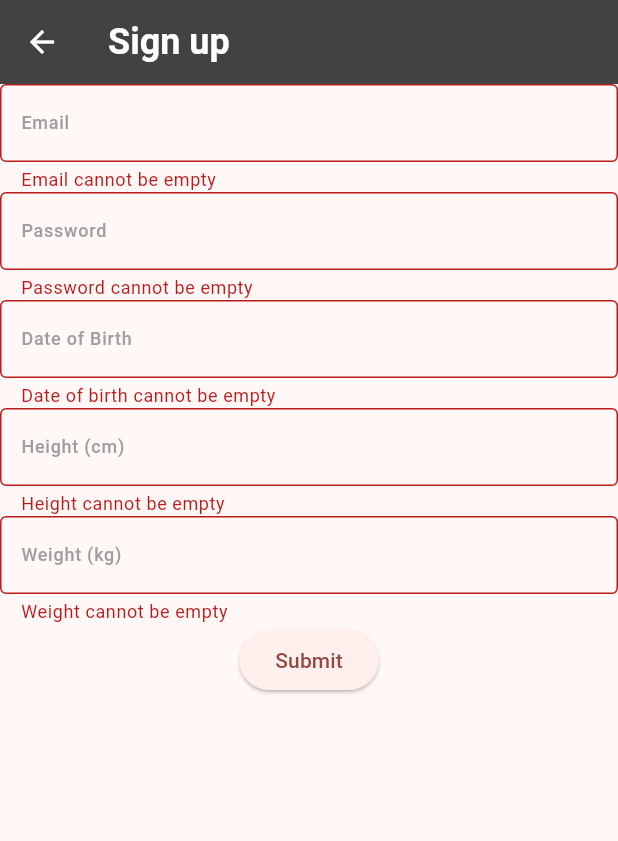
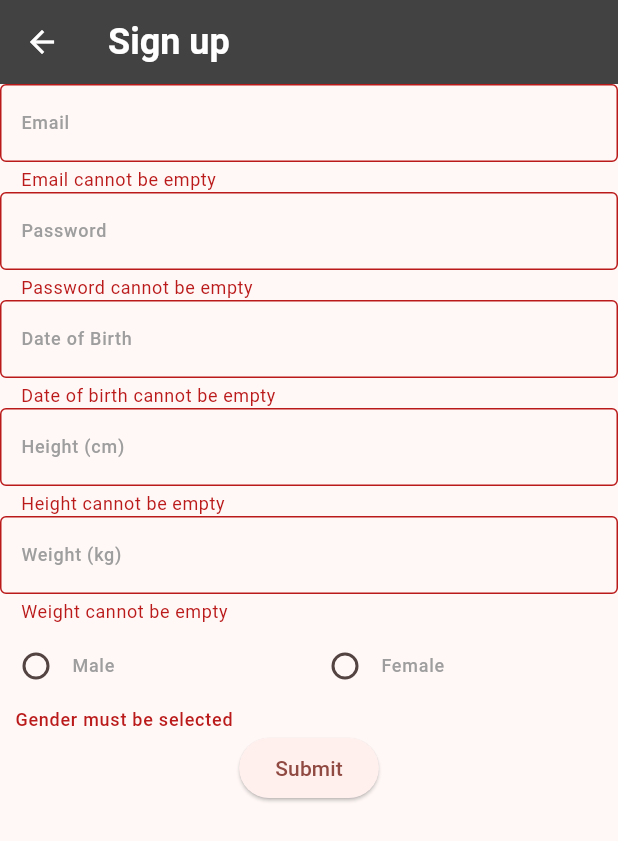
Before and after one commit to kevinlin/flutter_learning_path, a Flutter app: the SignUpPage screen opened by its route, after a tap on "Submit", on a phone screen of 412 x 824 dp. Shown: the top 841 px of the screen. Run offline on Flutter 3.47's test engine with Material 3 defaults, Android fonts, the phone set to English and light mode, and no system bars; our stand-ins replace equatable, go_router, logger.

Commit message:
part1/11-form-gender-picker.md

```diff
--- /dev/null
+++ b/lib/features/sign_up/gender_picker.dart
@@ -0,0 +1,75 @@
+import 'package:flutter/material.dart';
+import 'package:flutter_learning_path/styling/text_styling_extension.dart';
+
+enum GenderType { MALE, FEMALE }
+
+class GenderPicker extends StatelessWidget {
+  const GenderPicker({
+    Key? key,
+    required this.selectedGender,
+    required this.onChanged,
+    required this.validator,
+  }) : super(key: key);
+
+  final GenderType? selectedGender;
+  final void Function(GenderType?)? onChanged;
+  final String? Function(GenderType?) validator;
+
+  @override
+  Widget build(BuildContext context) {
+    return FormField(
+        validator: validator,
+        builder: (formFieldState) {
+          return Column(
+            crossAxisAlignment: CrossAxisAlignment.start,
+            children: [
+              Row(
+                mainAxisAlignment: MainAxisAlignment.center,
+                children: [
+                  Expanded(
+                    child: ListTile(
+                      contentPadding: EdgeInsets.zero,
+                      horizontalTitleGap: 0,
+                      title: Text(
+                        "Male",
+                        style: Theme.of(context).textTheme.labelMedium,
+                      ),
+                      leading: Radio(
+                        value: GenderType.MALE,
+                        groupValue: selectedGender,
+                        onChanged: onChanged,
+                      ),
+                    ),
+                  ),
+                  Expanded(
+                    child: ListTile(
+                      contentPadding: EdgeInsets.zero,
+                      horizontalTitleGap: 0,
+                      title: Text(
+                        "Female",
+                        style: Theme.of(context).textTheme.labelMedium,
+                      ),
+                      leading: Radio(
+                        value: GenderType.FEMALE,
+                        groupValue: selectedGender,
+                        onChanged: onChanged,
+                      ),
+                    ),
+                  )
+                ],
+              ),
+              if (formFieldState.hasError)
+                Padding(
+                  padding: const EdgeInsets.only(left: 10),
+                  child: Text(
+                    formFieldState.errorText!,
+                    textAlign: TextAlign.start,
+                    style:
+                        Theme.of(context).textTheme.labelMedium?.withColorError,
+                  ),
+                ),
+            ],
+          );
+        });
+  }
+}
--- a/lib/features/sign_up/sign_up_form.dart
+++ b/lib/features/sign_up/sign_up_form.dart
@@ -3,6 +3,7 @@ import 'package:flutter/services.dart';
 import 'package:flutter_learning_path/common/logger.dart';
 import 'package:flutter_learning_path/common/snack_bar.dart';
 import 'package:flutter_learning_path/features/sign_up/date_picker.dart';
+import 'package:flutter_learning_path/features/sign_up/gender_picker.dart';
 import 'package:flutter_learning_path/styling/text_field_styling.dart';
 
 class SignUpForm extends StatefulWidget {
@@ -19,6 +20,7 @@ class _SignUpFormState extends State<SignUpForm> {
   final heightTextController = TextEditingController();
   final weightTextController = TextEditingController();
   final dateOfBirthTextController = TextEditingController();
+  GenderType? selectedGender;
 
   @override
   void dispose() {
@@ -96,6 +98,20 @@ class _SignUpFormState extends State<SignUpForm> {
               return null;
             },
           ),
+          GenderPicker(
+            selectedGender: selectedGender,
+            onChanged: (value) {
+              setState(() {
+                selectedGender = value;
+              });
+            },
+            validator: (_) {
+              if (selectedGender == null) {
+                return 'Gender must be selected';
+              }
+              return null;
+            },
+          ),
           ElevatedButton(
             onPressed: () {
               FocusScope.of(context).unfocus();
--- /dev/null
+++ b/lib/styling/text_styling_extension.dart
@@ -0,0 +1,23 @@
+import 'package:flutter/material.dart';
+
+extension TextStylingExtension on TextStyle {
+  constructor() => copyWith(color: Colors.black);
+
+  TextStyle get withWeightLight => copyWith(fontWeight: FontWeight.w300);
+
+  TextStyle get withWeightRegular => copyWith(fontWeight: FontWeight.w400);
+
+  TextStyle get withWeightMedium => copyWith(fontWeight: FontWeight.w500);
+
+  TextStyle get withWeightSemiBold => copyWith(fontWeight: FontWeight.w600);
+
+  TextStyle get withWeightBold => copyWith(fontWeight: FontWeight.w700);
+
+  TextStyle get withColorRed => copyWith(color: Colors.red);
+
+  TextStyle get withColorWhite => copyWith(color: Colors.white);
+
+  TextStyle get withColorGrey => copyWith(color: Color(0xFF696969));
+
+  TextStyle get withColorError => copyWith(color: Color(0xFFba1a1a));
+}
```
